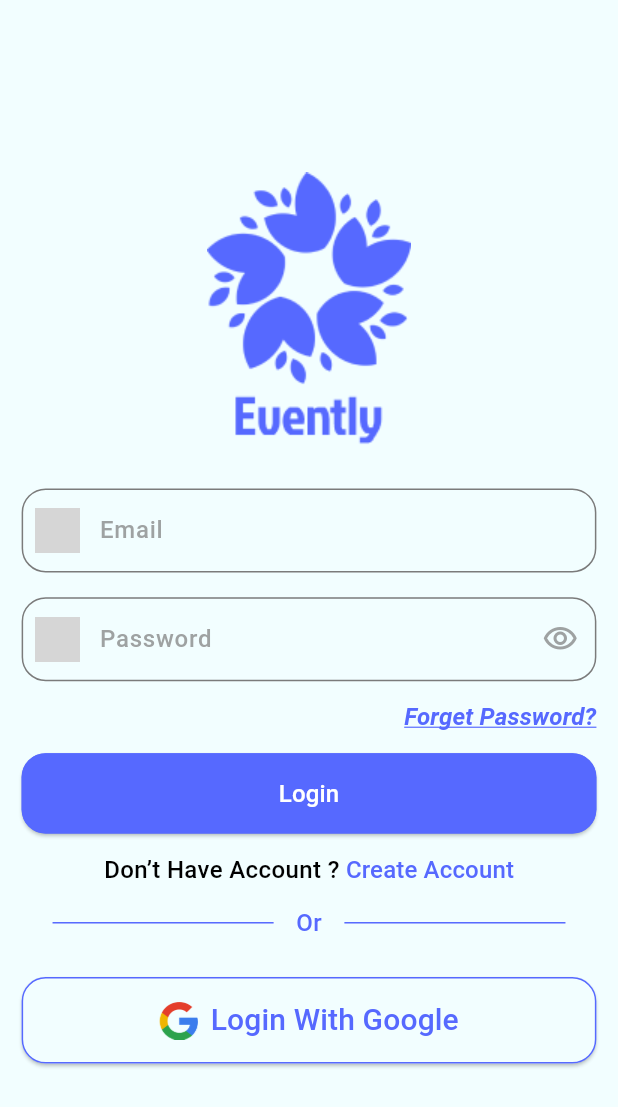
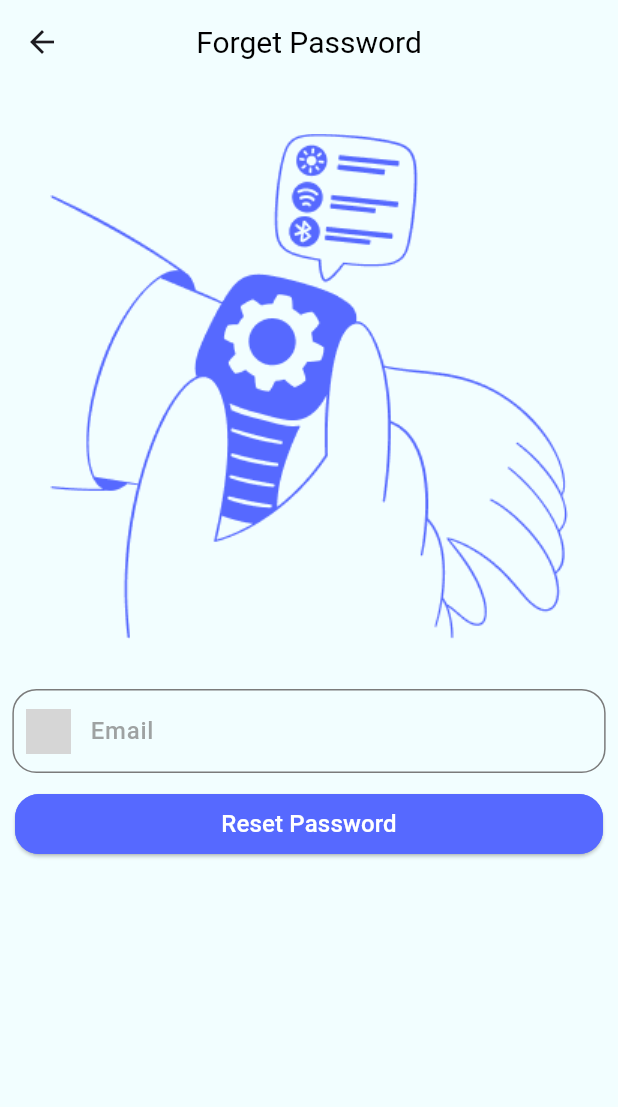
Before and after one commit to hesham81/evently_app, a Flutter app: the screen it shows after launch, after a tap on "Forget Password?", on a phone screen of 412 x 824 dp. Shown: the top 1107 px of the screen. Run offline on Flutter 3.47's test engine with Material 3 defaults, Android fonts, the light colour scheme and no system bars; our stand-ins replace bot_toast, firebase_auth, firebase_core, flutter_easyloading, flutter_svg, lottie and 1 more; accounts and stored records are empty; grey boxes are pictures that could not be loaded.

Commit message:
end of forget password using firebase

```diff
--- a/lib/core/constant/app_assets.dart
+++ b/lib/core/constant/app_assets.dart
@@ -2,6 +2,7 @@
 {
   static const String logo = 'assets/images/Logo.png';
   static const String brand = 'assets/images/brand.png';
+  static const String forgetPassword = 'assets/images/forget_password.png';
 
 
 
@@ -13,4 +14,9 @@
   static const String lock = 'assets/icons/lock.png';
   static const String seen = 'assets/icons/seen.png';
   static const String google = 'assets/icons/google.png';
+  static const String sun = 'assets/icons/sun.svg';
+  static const String location = 'assets/icons/location.svg';
+  static const String all = 'assets/icons/all.svg';
+  static const String sports = 'assets/icons/sports.svg';
+  static const String birthdate = 'assets/icons/birthdate.svg';
 }
--- /dev/null
+++ b/lib/core/constant/shared_preferences_key.dart
@@ -0,0 +1,3 @@
+abstract class SharedPreferencesKey {
+  static final String isLogin = "isLogin";
+}
--- a/lib/core/theme/app_theme.dart
+++ b/lib/core/theme/app_theme.dart
@@ -2,9 +2,7 @@
 import 'package:flutter/material.dart';
 
 abstract class AppTheme {
-  static  lightTheme() {
-    final ThemeData myTheme = ThemeData(
-      scaffoldBackgroundColor: AppColors.primary,
-    );
-  }
+  static final lightTheme = ThemeData(
+    scaffoldBackgroundColor: AppColors.whiteColor
+  );
 }
--- a/lib/core/utils/firebase_services.dart
+++ b/lib/core/utils/firebase_services.dart
@@ -1,12 +1,13 @@
 import 'package:firebase_auth/firebase_auth.dart';
 
-abstract class FirebaseServices {
+abstract class FirebaseAuthServices {
   static bool validation = false;
+  static  final _firebase = FirebaseAuth.instance;
 
   static Future<UserCredential?> signUp(String email, String password) async {
     try {
       final UserCredential userCredential =
-      await FirebaseAuth.instance.createUserWithEmailAndPassword(
+          await _firebase.createUserWithEmailAndPassword(
         email: email,
         password: password,
       );
@@ -31,27 +32,27 @@
 
   static Future<UserCredential?> signIn(String email, String password) async {
     try {
-      UserCredential userCredential = await FirebaseAuth.instance
-          .signInWithEmailAndPassword(email: email, password: password);
-      validation = true;
-
-      return userCredential; // Return UserCredential for further actions
+      UserCredential? userCredential =
+          await _firebase.signInWithEmailAndPassword(
+        email: email,
+        password: password,
+      );
+      validation = true ;
+      return userCredential;
     } on FirebaseAuthException catch (e) {
       handleFirebaseAuthException(e);
       validation = false;
 
-      return null; // Indicate failure
+      // return null;
     } catch (e) {
       validation = false;
-
-      print(e); // Log other unexpected errors
-      return null;
     }
+    return null;
   }
 
   static forgetPassword(String email) async {
     try {
-      await FirebaseAuth.instance.sendPasswordResetEmail(email: email);
+      await _firebase.sendPasswordResetEmail(email: email);
     } on FirebaseAuthException catch (e) {
       handleFirebaseAuthException(e);
     } catch (e) {
@@ -72,4 +73,7 @@
       print('An unexpected Firebase error occurred: ${e.code}');
     }
   }
+  static getCurrentUser() {
+    return  _firebase.currentUser;
+  }
 }
--- a/lib/main.dart
+++ b/lib/main.dart
@@ -1,20 +1,28 @@
 import 'package:bot_toast/bot_toast.dart';
-import 'package:evently/core/theme/app_theme.dart';
-import 'package:evently/modules/splash_screen/pages/splash_screen.dart';
+import '/core/services/shared_preferences_services.dart';
+import '/core/theme/app_theme.dart';
+import '/modules/home_screen/pages/home.dart';
+import '/modules/splash_screen/pages/splash_screen.dart';
+import 'package:firebase_core/firebase_core.dart';
 import 'package:flutter/material.dart';
 import 'package:flutter_easyloading/flutter_easyloading.dart';
+import 'firebase_options.dart';
+import 'modules/forget_password/pages/forget_password.dart';
 import 'modules/sign_in_screen/pages/sign_in_screen.dart';
 import 'modules/sign_up_screen/pages/sign_up_screen.dart';
 
-void main() {
+Future<void> main() async {
+  WidgetsFlutterBinding.ensureInitialized();
+  await Firebase.initializeApp(
+    options: DefaultFirebaseOptions.currentPlatform,
+  );
+  SharedPreferencesServices.init();
   runApp(const MyApp());
 }
 
 var navigatorKey = GlobalKey<NavigatorState>();
 
 class MyApp extends StatelessWidget {
-
-
   const MyApp({super.key});
 
   @override
@@ -23,14 +31,16 @@
       navigatorKey: navigatorKey,
       debugShowCheckedModeBanner: false,
       initialRoute: SplashScreen.routeName,
-      theme: AppTheme.lightTheme(),
+      theme: AppTheme.lightTheme,
       builder: EasyLoading.init(
         builder: BotToastInit(),
       ),
       routes: {
-        SplashScreen.routeName: (context) => const SplashScreen(),
-        SignInScreen.routeName: (context) => const SignInScreen(),
-        SignUpScreen.routeName: (context) => const SignUpScreen(),
+        SplashScreen.routeName: (context) => SplashScreen(),
+        SignInScreen.routeName: (context) => SignInScreen(),
+        SignUpScreen.routeName: (context) => SignUpScreen(),
+        Home.routeName: (context) => Home(),
+        ForgetPassword.routeName: (context) => ForgetPassword(),
       },
     );
   }
--- /dev/null
+++ b/lib/modules/forget_password/pages/forget_password.dart
@@ -0,0 +1,89 @@
+import 'package:evently/core/utils/firebase_services.dart';
+import 'package:flutter_easyloading/flutter_easyloading.dart';
+
+import '../../../core/validations/validations.dart';
+import '/core/constant/app_assets.dart';
+import '/core/extensions/extensions.dart';
+import '/core/theme/app_colors.dart';
+import '/core/widget/custom_elevated_button.dart';
+import '/core/widget/custom_text_form_field.dart';
+import 'package:flutter/material.dart';
+
+class ForgetPassword extends StatefulWidget {
+  static const routeName = '/forget-password';
+
+  const ForgetPassword({super.key});
+
+  @override
+  State<ForgetPassword> createState() => _ForgetPasswordState();
+}
+
+class _ForgetPasswordState extends State<ForgetPassword> {
+  var key = GlobalKey<FormState>();
+  var emailController = TextEditingController();
+
+  @override
+  Widget build(BuildContext context) {
+    return Scaffold(
+      resizeToAvoidBottomInset: true,
+      backgroundColor: AppColors.primary,
+      appBar: AppBar(
+        centerTitle: true,
+        title: Text(
+          'Forget Password',
+          style: TextStyle(
+            fontSize: 20,
+            fontWeight: FontWeight.w400,
+            color: AppColors.blackColor,
+          ),
+        ),
+        backgroundColor: Colors.transparent,
+      ),
+      body: SingleChildScrollView(
+        child: SafeArea(
+          child: Form(
+            key: key,
+            child: Column(
+              crossAxisAlignment: CrossAxisAlignment.stretch,
+              children: [
+                Image.asset(AppAssets.forgetPassword).allPadding(20),
+                0.01.height.verSpace,
+                CustomTextFormField(
+                  validator: (value) {
+                    return Validations.isEmailValid(emailController.text);
+                  },
+                  controller: emailController,
+                  hintText: 'Email',
+                ).verPadding(0.02),
+                0.01.height.verSpace,
+                Padding(
+                  padding: const EdgeInsets.all(10.0),
+                  child: CustomElevatedButton(
+                    padding: EdgeInsets.symmetric(horizontal: 30),
+                    borderRadius: 16,
+                    callBack: () {
+                      if (key.currentState!.validate()) {
+                        EasyLoading.show();
+                        FirebaseAuthServices.forgetPassword(emailController.text);
+                        EasyLoading.dismiss();
+                        Navigator.pop(context);
+                      }
+                    },
+                    child: Text(
+                      "Reset Password",
+                      style: TextStyle(
+                        color: AppColors.whiteColor,
+                        fontSize: 16,
+                        fontWeight: FontWeight.w500,
+                      ),
+                    ),
+                  ),
+                ),
+              ],
+            ).centerWidget(),
+          ),
+        ),
+      ),
+    );
+  }
+}
--- a/lib/modules/sign_in_screen/pages/sign_in_screen.dart
+++ b/lib/modules/sign_in_screen/pages/sign_in_screen.dart
@@ -1,4 +1,7 @@
+import '/core/constant/shared_preferences_key.dart';
 import 'package:firebase_auth/firebase_auth.dart';
+import 'package:shared_preferences/shared_preferences.dart';
+import '../../forget_password/pages/forget_password.dart';
 import '../../sign_up_screen/pages/sign_up_screen.dart';
 import '/core/utils/firebase_services.dart';
 import 'package:flutter_easyloading/flutter_easyloading.dart';
@@ -13,20 +16,27 @@
 import '/core/theme/app_colors.dart';
 import 'package:flutter/material.dart';
 
-class SignInScreen extends StatelessWidget {
+class SignInScreen extends StatefulWidget {
   static const routeName = '/sign-in';
 
   const SignInScreen({super.key});
 
   @override
-  Widget build(BuildContext context) {
+  State<SignInScreen> createState() => _SignInScreenState();
+}
+
+class _SignInScreenState extends State<SignInScreen> {
   var key = GlobalKey<FormState>();
   var emailController = TextEditingController();
   var passwordController = TextEditingController();
+
+  @override
+  Widget build(BuildContext context) {
     return Scaffold(
-      resizeToAvoidBottomInset: false,
+      resizeToAvoidBottomInset: true,
       backgroundColor: AppColors.primary,
-      body: SafeArea(
+      body: SingleChildScrollView(
+        child: SafeArea(
           child: Form(
             key: key,
             child: Column(
@@ -54,7 +64,9 @@
                 ),
                 CustomTextButton(
                   text: 'Forget Password?',
-                callBack: () {},
+                  callBack: () {
+                    Navigator.pushNamed(context, ForgetPassword.routeName);
+                  },
                 ).centerRightWidget(),
                 Column(
                   crossAxisAlignment: CrossAxisAlignment.stretch,
@@ -73,14 +85,25 @@
                         callBack: () async {
                           EasyLoading.show();
                           if (key.currentState!.validate()) {
-                          UserCredential? user = await FirebaseServices.signIn(
-                                  emailController.text, passwordController.text)
+                            UserCredential? user =
+                                await FirebaseAuthServices.signIn(
+                                        emailController.text,
+                                        passwordController.text)
                                     .then((v) {
                               EasyLoading.dismiss();
                             });
-                          if (user != null) {
+                            if (FirebaseAuthServices.validation) {
                               SnackBarService.showSuccessMessage(
-                                'Login Successfully');
+                                'Login Successfully',
+                              );
+                              SharedPreferences pref =
+                                  await SharedPreferences.getInstance();
+                              pref.setBool(SharedPreferencesKey.isLogin, true);
+                              Navigator.pushNamedAndRemoveUntil(
+                                context,
+                                '/home',
+                                (route) => false,
+                              );
                             } else {
                               SnackBarService.showErrorMessage('Login Failed');
                             }
@@ -150,6 +173,7 @@
             ).centerWidget().verPadding(0.035),
           ),
         ),
+      ),
     );
   }
 }
--- a/lib/modules/sign_up_screen/pages/sign_up_screen.dart
+++ b/lib/modules/sign_up_screen/pages/sign_up_screen.dart
@@ -98,7 +98,7 @@
                       if (formKey.currentState!.validate()) {
                         EasyLoading.show();
                         UserCredential? userCredential =
-                            await FirebaseServices.signUp(emailController.text,
+                            await FirebaseAuthServices.signUp(emailController.text,
                                     passwordController.text)
                                 .then(
                           (value) {
@@ -106,7 +106,7 @@
                           },
                         );
 
-                        if (userCredential != null) {
+                        if (userCredential == null) {
                           SnackBarService.showSuccessMessage(
                               "Account Created Successfully");
                           Navigator.pop(context);
--- a/lib/modules/splash_screen/pages/splash_screen.dart
+++ b/lib/modules/splash_screen/pages/splash_screen.dart
@@ -1,5 +1,11 @@
+import 'dart:async';
+
 import 'package:evently/core/constant/app_assets.dart';
-import 'package:evently/core/extensions/center.dart';
+import 'package:evently/core/services/shared_preferences_services.dart';
+import 'package:evently/core/utils/firebase_services.dart';
+import 'package:shared_preferences/shared_preferences.dart';
+import '../../home_screen/pages/home.dart';
+import '/core/constant/shared_preferences_key.dart';
 import 'package:flutter/material.dart';
 
 import '../../../core/theme/app_colors.dart';
@@ -18,13 +24,26 @@
   @override
   void initState() {
     super.initState();
-    Future.delayed(const Duration(seconds: 3), () {
-      Navigator.pushNamedAndRemoveUntil(
-        context,
-        SignInScreen.routeName,
-        (route) => false,
-      );
-    });
+    SharedPreferencesServices.init();
+    Future.delayed(
+      const Duration(seconds: 3),
+      () async {
+        Timer(
+          Duration(seconds: 3),
+          () {
+            (FirebaseAuthServices.getCurrentUser() == null)
+                ? Navigator.pushReplacementNamed(
+                    context,
+                    SignInScreen.routeName,
+                  )
+                : Navigator.pushReplacementNamed(
+                    context,
+                    Home.routeName,
+                  );
+          },
+        );
+      },
+    );
   }
 
   @override
--- a/pubspec.yaml
+++ b/pubspec.yaml
@@ -39,6 +39,9 @@
   firebase_core: ^3.10.1
   firebase_auth: ^5.4.1
   flutter_easyloading: ^3.0.5
+  shared_preferences: ^2.4.0
+  flutter_svg: ^2.0.17
+#  shared_preferences: ^2.4.0
 
 dev_dependencies:
   flutter_test:
```
Also changed, not shown: lib/core/services/shared_preferences_services.dart (added, +58 -0 lines), lib/core/widget/category_widget.dart (added, +68 -0 lines), lib/modules/home_screen/pages/home.dart (added, +124 -0 lines), assets/icons/all.svg (added), assets/icons/birthdate.svg (added), assets/icons/location.svg (added), assets/icons/sports.svg (added), assets/icons/sun.svg (added), assets/images/forget_password.png (added), pubspec.lock, 2 other files. Lines whose indentation alone changed are shown as unchanged.
